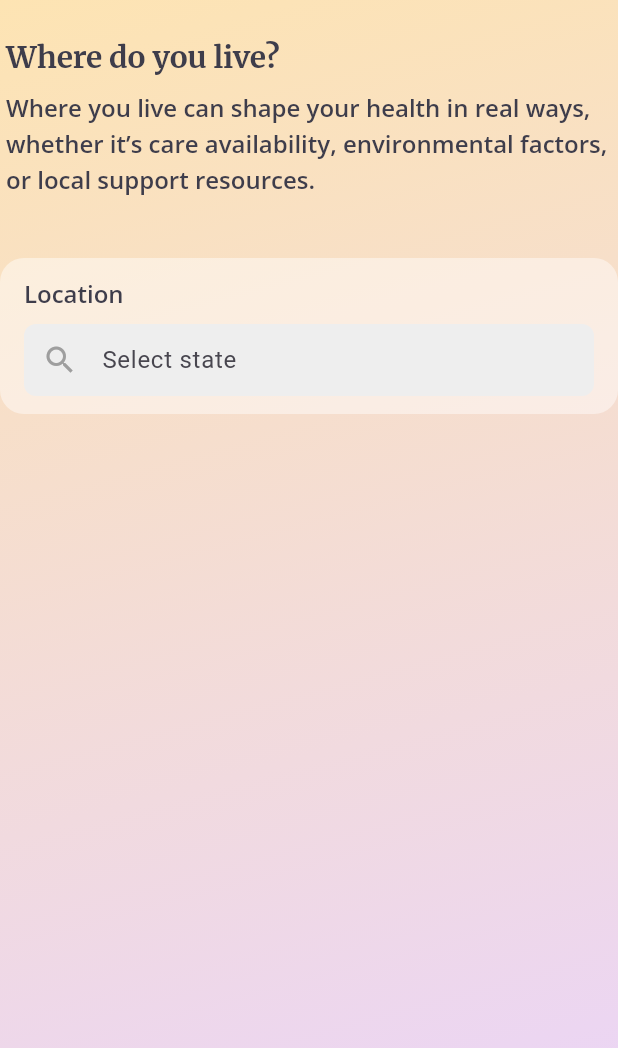
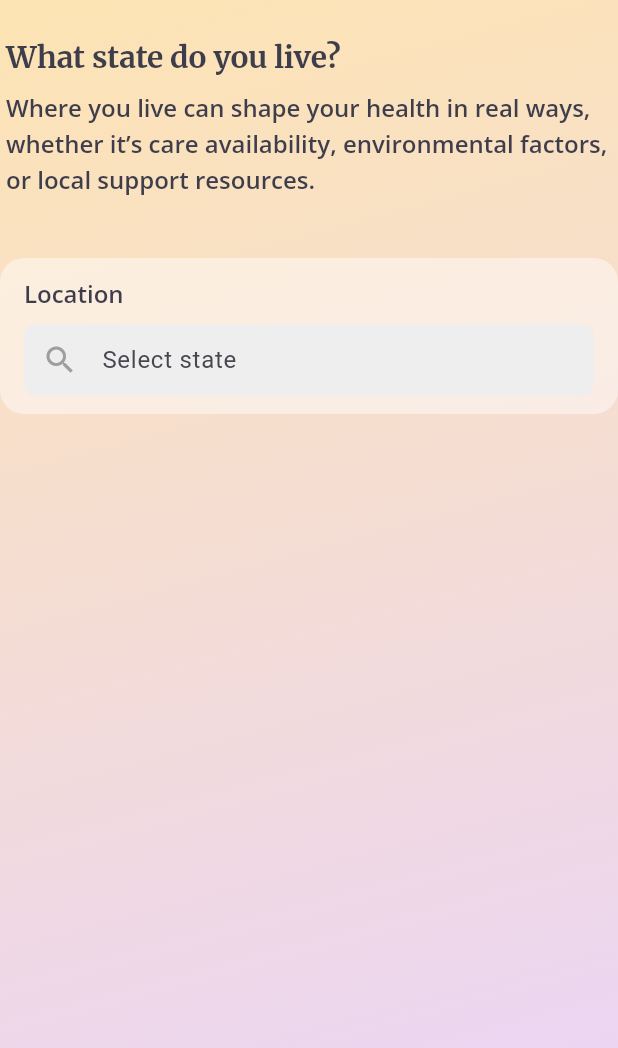
Before and after one commit to cazfoxx/foxx-health-mobile, a Flutter app: the LocationScreen screen opened directly, on a phone screen of 412 x 824 dp. Shown: the top 1048 px of the screen. Run offline on Flutter 3.47's test engine with Material 3 defaults, Android fonts, the phone set to English and light mode, and no system bars; our stand-ins replace app_links, awesome_snackbar_content, calendar_date_picker2, dio, equatable, firebase_analytics and 14 more; missing offline and left inert: liquid_glass_renderer; accounts and stored records are empty.

Commit message:
registration and 2 other fixes

```diff
--- a/lib/features/presentation/cubits/login/login_cubit.dart
+++ b/lib/features/presentation/cubits/login/login_cubit.dart
@@ -106,7 +106,6 @@ class LoginCubit extends Cubit<LoginState> {
         data: {
           'email_address': _email,
           'password': _password,
-          'role': 'user',
         },
       );
 
--- a/lib/features/presentation/screens/onboarding/widgets/location_screen.dart
+++ b/lib/features/presentation/screens/onboarding/widgets/location_screen.dart
@@ -223,10 +223,10 @@ class _LocationScreenState extends State<LocationScreen> {
           child: Column(
             crossAxisAlignment: CrossAxisAlignment.start,
             children: [
-              OnboardingQuestionHeader(
-                questions: const [],
+              const OnboardingQuestionHeader(
+                questions: [],
                 questionType: 'ADDRESS',
-                questionOverride: 'Where do you live?',
+                questionOverride: 'What state do you live?',
                 descriptionOverride:
                     "Where you live can shape your health in real ways, whether it’s care availability, environmental factors, or local support resources.",
               ),
--- a/lib/features/presentation/screens/splash/splash_screen.dart
+++ b/lib/features/presentation/screens/splash/splash_screen.dart
@@ -150,7 +150,7 @@ class _CarouselWithDotsState extends State<_CarouselWithDots> {
 
   static const int _pageCount = 3; // number of logical slides
 
-  static const Duration _autoPlayInterval = Duration(milliseconds: 2000);
+  static const Duration _autoPlayInterval = Duration(milliseconds: 5000);
   static const Duration _transitionDuration = Duration(milliseconds: 350);
 
   @override
```
